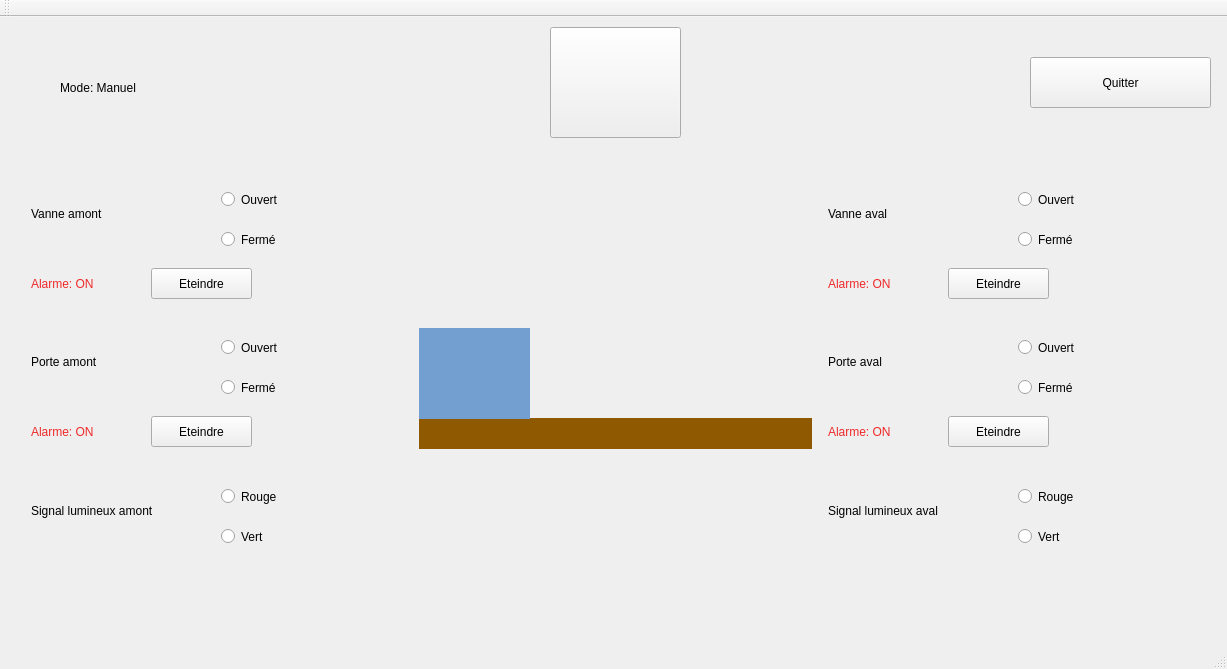
First picture: the form in tp_note/mainwindow.ui, repository zatteo/ecluse, before the edit.
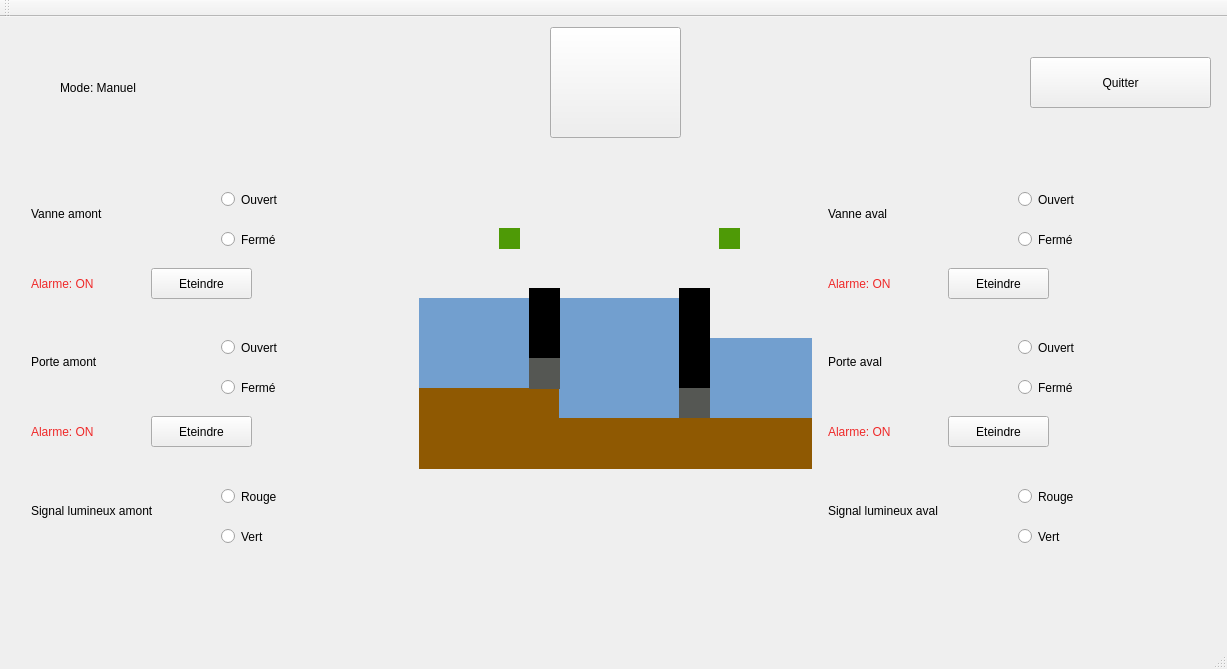
Second picture: the form after the edit. The open tabs and pages were chosen to show the change. Icons and pictures are not drawn.

Diff of the .ui file:
```diff
--- a/tp_note/mainwindow.ui
+++ b/tp_note/mainwindow.ui
@@ -1596,7 +1596,7 @@
             <x>0</x>
             <y>260</y>
             <width>401</width>
-            <height>31</height>
+            <height>51</height>
            </rect>
           </property>
           <property name="styleSheet">
@@ -1610,7 +1610,7 @@
           <property name="geometry">
            <rect>
             <x>0</x>
-            <y>170</y>
+            <y>140</y>
             <width>111</width>
             <height>91</height>
            </rect>
@@ -1622,6 +1622,163 @@
            <string/>
           </property>
          </widget>
+         <widget class="QLabel" name="label_74">
+          <property name="geometry">
+           <rect>
+            <x>0</x>
+            <y>230</y>
+            <width>141</width>
+            <height>31</height>
+           </rect>
+          </property>
+          <property name="styleSheet">
+           <string notr="true">background-color: rgb(143, 89, 2);</string>
+          </property>
+          <property name="text">
+           <string/>
+          </property>
+         </widget>
+         <widget class="QLabel" name="label_75">
+          <property name="geometry">
+           <rect>
+            <x>140</x>
+            <y>140</y>
+            <width>121</width>
+            <height>121</height>
+           </rect>
+          </property>
+          <property name="styleSheet">
+           <string notr="true">background-color: rgb(114, 159, 207);</string>
+          </property>
+          <property name="text">
+           <string/>
+          </property>
+         </widget>
+         <widget class="QLabel" name="label_76">
+          <property name="geometry">
+           <rect>
+            <x>290</x>
+            <y>180</y>
+            <width>111</width>
+            <height>81</height>
+           </rect>
+          </property>
+          <property name="styleSheet">
+           <string notr="true">background-color: rgb(114, 159, 207);</string>
+          </property>
+          <property name="text">
+           <string/>
+          </property>
+         </widget>
+         <widget class="QLabel" name="porte1_2">
+          <property name="geometry">
+           <rect>
+            <x>110</x>
+            <y>130</y>
+            <width>31</width>
+            <height>71</height>
+           </rect>
+          </property>
+          <property name="styleSheet">
+           <string notr="true">background-color: black;
+</string>
+          </property>
+          <property name="text">
+           <string/>
+          </property>
+         </widget>
+         <widget class="QLabel" name="porte1_3">
+          <property name="geometry">
+           <rect>
+            <x>260</x>
+            <y>130</y>
+            <width>31</width>
+            <height>101</height>
+           </rect>
+          </property>
+          <property name="styleSheet">
+           <string notr="true">background-color: black;
+</string>
+          </property>
+          <property name="text">
+           <string/>
+          </property>
+         </widget>
+         <widget class="QLabel" name="vanne2_2">
+          <property name="geometry">
+           <rect>
+            <x>110</x>
+            <y>200</y>
+            <width>31</width>
+            <height>31</height>
+           </rect>
+          </property>
+          <property name="styleSheet">
+           <string notr="true">background-color: rgb(85, 87, 83);</string>
+          </property>
+          <property name="text">
+           <string/>
+          </property>
+         </widget>
+         <widget class="QLabel" name="vanne2_4">
+          <property name="geometry">
+           <rect>
+            <x>260</x>
+            <y>230</y>
+            <width>31</width>
+            <height>31</height>
+           </rect>
+          </property>
+          <property name="styleSheet">
+           <string notr="true">background-color: rgb(85, 87, 83);</string>
+          </property>
+          <property name="text">
+           <string/>
+          </property>
+         </widget>
+         <widget class="QLabel" name="feux2_2">
+          <property name="geometry">
+           <rect>
+            <x>80</x>
+            <y>70</y>
+            <width>21</width>
+            <height>21</height>
+           </rect>
+          </property>
+          <property name="styleSheet">
+           <string notr="true">background-color: rgb(78, 154, 6)</string>
+          </property>
+          <property name="text">
+           <string/>
+          </property>
+         </widget>
+         <widget class="QLabel" name="feux2_3">
+          <property name="geometry">
+           <rect>
+            <x>300</x>
+            <y>70</y>
+            <width>21</width>
+            <height>21</height>
+           </rect>
+          </property>
+          <property name="styleSheet">
+           <string notr="true">background-color: rgb(78, 154, 6)</string>
+          </property>
+          <property name="text">
+           <string/>
+          </property>
+         </widget>
+         <zorder>label_73</zorder>
+         <zorder>label_74</zorder>
+         <zorder>label_75</zorder>
+         <zorder>label_76</zorder>
+         <zorder>porte1_2</zorder>
+         <zorder>porte1_3</zorder>
+         <zorder>vanne2_2</zorder>
+         <zorder>vanne2_4</zorder>
+         <zorder>label_72</zorder>
+         <zorder>feux2_2</zorder>
+         <zorder>feux2_3</zorder>
         </widget>
        </item>
       </layout>
```
Left out of the diff: 44 changed lines with no effect on the pictures.
